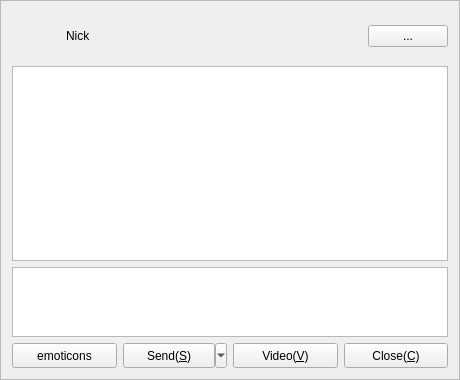
This is Widgets/FrmMessage/FrmMessage.ui in KangLin/RabbitIm as Qt 5 draws it before an edit. The edited form follows.
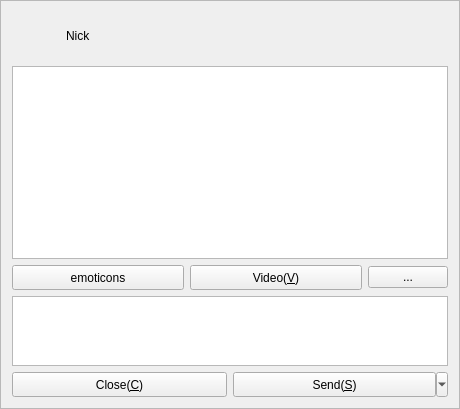
This is the edited form. Icons and pictures are not drawn. Custom widgets are drawn as their Qt base class.

Commit message: 修改对话框界面

```diff
--- a/Widgets/FrmMessage/FrmMessage.ui
+++ b/Widgets/FrmMessage/FrmMessage.ui
@@ -7,7 +7,7 @@
     <x>0</x>
     <y>0</y>
     <width>460</width>
-    <height>380</height>
+    <height>409</height>
    </rect>
   </property>
   <property name="windowTitle">
@@ -70,19 +70,6 @@
        </property>
       </widget>
      </item>
-     <item>
-      <widget class="QPushButton" name="tbMore">
-       <property name="sizePolicy">
-        <sizepolicy hsizetype="Fixed" vsizetype="Fixed">
-         <horstretch>0</horstretch>
-         <verstretch>0</verstretch>
-        </sizepolicy>
-       </property>
-       <property name="text">
-        <string>...</string>
-       </property>
-      </widget>
-     </item>
     </layout>
    </item>
    <item row="1" column="0">
@@ -96,6 +83,72 @@
     </widget>
    </item>
    <item row="2" column="0">
+    <layout class="QHBoxLayout" name="horizontalLayout">
+     <item>
+      <widget class="QPushButton" name="pbEmoticons">
+       <property name="sizePolicy">
+        <sizepolicy hsizetype="Preferred" vsizetype="Preferred">
+         <horstretch>0</horstretch>
+         <verstretch>0</verstretch>
+        </sizepolicy>
+       </property>
+       <property name="text">
+        <string>emoticons</string>
+       </property>
+       <property name="icon">
+        <iconset resource="../../Resource/Resource.qrc">
+         <normaloff>:/ui/emoteButton/emoteButton.png</normaloff>:/ui/emoteButton/emoteButton.png</iconset>
+       </property>
+      </widget>
+     </item>
+     <item>
+      <widget class="QPushButton" name="pbVideo">
+       <property name="sizePolicy">
+        <sizepolicy hsizetype="Preferred" vsizetype="Preferred">
+         <horstretch>0</horstretch>
+         <verstretch>0</verstretch>
+        </sizepolicy>
+       </property>
+       <property name="minimumSize">
+        <size>
+         <width>77</width>
+         <height>25</height>
+        </size>
+       </property>
+       <property name="toolTip">
+        <string>Video</string>
+       </property>
+       <property name="text">
+        <string>Video(&amp;V)</string>
+       </property>
+       <property name="icon">
+        <iconset resource="../../Resource/Resource.qrc">
+         <normaloff>:/icon/Video</normaloff>:/icon/Video</iconset>
+       </property>
+       <property name="autoDefault">
+        <bool>true</bool>
+       </property>
+       <property name="default">
+        <bool>false</bool>
+       </property>
+      </widget>
+     </item>
+     <item>
+      <widget class="QPushButton" name="tbMore">
+       <property name="sizePolicy">
+        <sizepolicy hsizetype="Fixed" vsizetype="Fixed">
+         <horstretch>0</horstretch>
+         <verstretch>0</verstretch>
+        </sizepolicy>
+       </property>
+       <property name="text">
+        <string>...</string>
+       </property>
+      </widget>
+     </item>
+    </layout>
+   </item>
+   <item row="3" column="0">
     <widget class="QTextEdit" name="txtInput">
      <property name="sizePolicy">
       <sizepolicy hsizetype="Expanding" vsizetype="Expanding">
@@ -122,27 +175,42 @@
       <string notr="true">&lt;!DOCTYPE HTML PUBLIC &quot;-//W3C//DTD HTML 4.0//EN&quot; &quot;http://www.w3.org/TR/REC-html40/strict.dtd&quot;&gt;
 &lt;html&gt;&lt;head&gt;&lt;meta name=&quot;qrichtext&quot; content=&quot;1&quot; /&gt;&lt;style type=&quot;text/css&quot;&gt;
 p, li { white-space: pre-wrap; }
-&lt;/style&gt;&lt;/head&gt;&lt;body style=&quot; font-family:'Ubuntu'; font-size:11pt; font-weight:400; font-style:normal;&quot;&gt;
-&lt;p style=&quot;-qt-paragraph-type:empty; margin-top:0px; margin-bottom:0px; margin-left:0px; margin-right:0px; -qt-block-indent:0; text-indent:0px; font-family:'SimSun'; font-size:9pt;&quot;&gt;&lt;br /&gt;&lt;/p&gt;&lt;/body&gt;&lt;/html&gt;</string>
+&lt;/style&gt;&lt;/head&gt;&lt;body style=&quot; font-family:'SimSun'; font-size:9pt; font-weight:400; font-style:normal;&quot;&gt;
+&lt;p style=&quot;-qt-paragraph-type:empty; margin-top:0px; margin-bottom:0px; margin-left:0px; margin-right:0px; -qt-block-indent:0; text-indent:0px;&quot;&gt;&lt;br /&gt;&lt;/p&gt;&lt;/body&gt;&lt;/html&gt;</string>
      </property>
     </widget>
    </item>
-   <item row="3" column="0">
-    <layout class="QHBoxLayout" name="horizontalLayout">
+   <item row="4" column="0">
+    <layout class="QHBoxLayout" name="horizontalLayout_3">
      <item>
-      <widget class="QPushButton" name="pbEmoticons">
+      <widget class="QPushButton" name="pbBack">
        <property name="sizePolicy">
         <sizepolicy hsizetype="Preferred" vsizetype="Preferred">
          <horstretch>0</horstretch>
          <verstretch>0</verstretch>
         </sizepolicy>
        </property>
+       <property name="minimumSize">
+        <size>
+         <width>77</width>
+         <height>25</height>
+        </size>
+       </property>
+       <property name="toolTip">
+        <string>Close</string>
+       </property>
        <property name="text">
-        <string>emoticons</string>
+        <string>Close(&amp;C)</string>
        </property>
        <property name="icon">
         <iconset resource="../../Resource/Resource.qrc">
-         <normaloff>:/ui/emoteButton/emoteButton.png</normaloff>:/ui/emoteButton/emoteButton.png</iconset>
+         <normaloff>:/icon/Close</normaloff>:/icon/Close</iconset>
+       </property>
+       <property name="autoDefault">
+        <bool>true</bool>
+       </property>
+       <property name="default">
+        <bool>false</bool>
        </property>
       </widget>
      </item>
@@ -184,70 +252,6 @@
        </property>
       </widget>
      </item>
-     <item>
-      <widget class="QPushButton" name="pbVideo">
-       <property name="sizePolicy">
-        <sizepolicy hsizetype="Preferred" vsizetype="Preferred">
-         <horstretch>0</horstretch>
-         <verstretch>0</verstretch>
-        </sizepolicy>
-       </property>
-       <property name="minimumSize">
-        <size>
-         <width>77</width>
-         <height>25</height>
-        </size>
-       </property>
-       <property name="toolTip">
-        <string>Video</string>
-       </property>
-       <property name="text">
-        <string>Video(&amp;V)</string>
-       </property>
-       <property name="icon">
-        <iconset resource="../../Resource/Resource.qrc">
-         <normaloff>:/icon/Video</normaloff>:/icon/Video</iconset>
-       </property>
-       <property name="autoDefault">
-        <bool>true</bool>
-       </property>
-       <property name="default">
-        <bool>false</bool>
-       </property>
-      </widget>
-     </item>
-     <item>
-      <widget class="QPushButton" name="pbBack">
-       <property name="sizePolicy">
-        <sizepolicy hsizetype="Preferred" vsizetype="Preferred">
-         <horstretch>0</horstretch>
-         <verstretch>0</verstretch>
-        </sizepolicy>
-       </property>
-       <property name="minimumSize">
-        <size>
-         <width>77</width>
-         <height>25</height>
-        </size>
-       </property>
-       <property name="toolTip">
-        <string>Close</string>
-       </property>
-       <property name="text">
-        <string>Close(&amp;C)</string>
-       </property>
-       <property name="icon">
-        <iconset resource="../../Resource/Resource.qrc">
-         <normaloff>:/icon/Close</normaloff>:/icon/Close</iconset>
-       </property>
-       <property name="autoDefault">
-        <bool>true</bool>
-       </property>
-       <property name="default">
-        <bool>false</bool>
-       </property>
-      </widget>
-     </item>
     </layout>
    </item>
   </layout>
```
Left out of the diff: 4 changed lines with no effect on the pictures. The commit also changes 4 other files.
